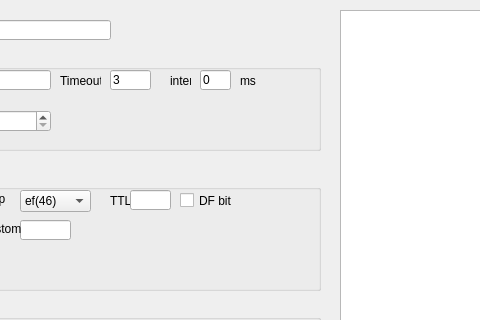
Old version of the form mainwindow.ui in the repository Antonotna/GEPinger; both pictures show x 90 to 570 and y 0 to 320 of the 835 by 562 pixel window.
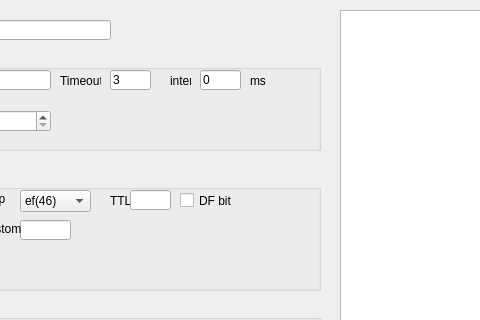
New version of the form. Custom widgets are drawn as their Qt base class.

The edit to the form file:
```diff
--- a/mainwindow.ui
+++ b/mainwindow.ui
@@ -437,7 +437,7 @@
       <rect>
        <x>280</x>
        <y>20</y>
-       <width>31</width>
+       <width>41</width>
        <height>20</height>
       </rect>
      </property>
@@ -448,7 +448,7 @@
     <widget class="QLabel" name="label_7">
      <property name="geometry">
       <rect>
-       <x>320</x>
+       <x>330</x>
        <y>20</y>
        <width>31</width>
        <height>21</height>
```
Left out of the diff: 18 changed lines with no effect on the pictures.
